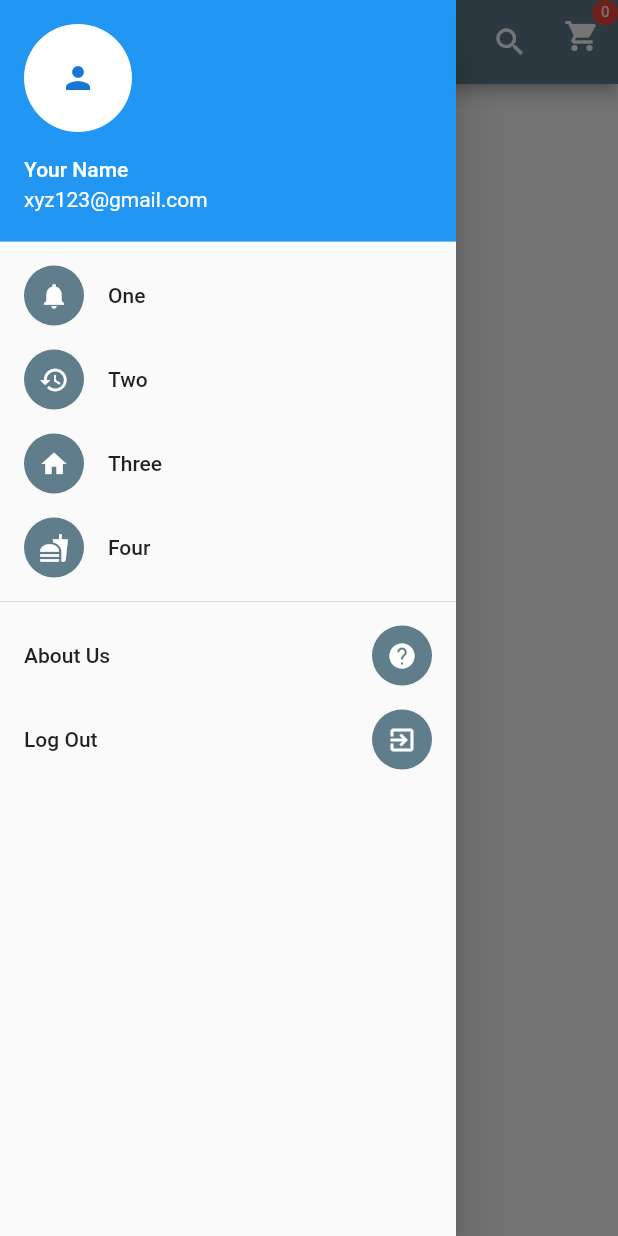
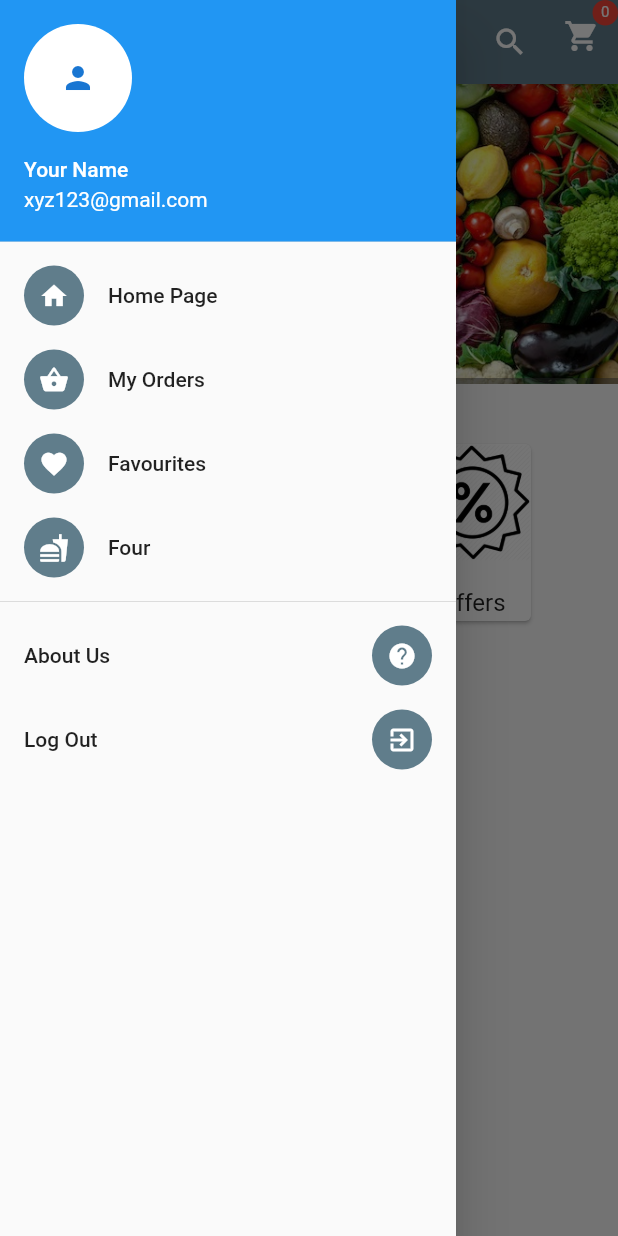
Before and after one commit to shaurya2703/vendygo, a Flutter app: the screen it shows after launch, with the side drawer open, on a phone screen of 412 x 824 dp. Run offline on Flutter 3.47's test engine with Material 2 defaults, Android fonts, the phone set to English and light mode, and no system bars; drawn by our look-alikes of carousel_pro.

Commit message:
Added image carousel and horizontal list view

```diff
--- a/lib/cart.dart
+++ b/lib/cart.dart
@@ -14,7 +14,6 @@ class _CartState extends State<Cart> {
         ),
         body: Center(
           child: Text('Cart'),
-        )
-        );
+        ));
   }
 }
--- /dev/null
+++ b/lib/components/horizontalListView.dart
@@ -0,0 +1,47 @@
+import 'package:flutter/material.dart';
+
+class HorizontalList extends StatelessWidget {
+  @override
+  Widget build(BuildContext context) {
+    return Container(
+      height: 130.0,
+      child: ListView(
+        scrollDirection: Axis.horizontal,
+        children: <Widget>[
+          Category(imageLocation: 'assets/f2.jpg', imageTitle:'Fruits'),
+          Category(imageLocation: 'assets/vg2.jpg',imageTitle: 'Veggies',),
+          Category(imageLocation: 'assets/top.png',imageTitle: 'Top',),
+          Category(imageLocation: 'assets/offers.png',imageTitle: 'Offers',),
+          // Category(imageLocation: 'assets/v1.jpg',imageTitle: 'Veggies',),
+        ],
+      ),
+    );
+  }
+}
+
+class Category extends StatelessWidget {
+  final String imageLocation;
+  final String imageTitle;
+
+  Category({this.imageLocation,this.imageTitle});
+
+  @override
+  Widget build(BuildContext context) {
+    return
+    Container(
+      padding: EdgeInsets.all(2.0),
+      height: 90.0,
+      width: 90.0,
+      child: Card(
+        child: Wrap(
+          children: <Widget>[
+            Image.asset(imageLocation),
+            ListTile(
+              title: Text(imageTitle,textAlign: TextAlign.center,),
+            )
+          ],
+        ),
+      )
+    );
+  }
+}
--- a/lib/homePage.dart
+++ b/lib/homePage.dart
@@ -1,4 +1,6 @@
 import 'package:flutter/material.dart';
+import 'package:carousel_pro/carousel_pro.dart';
+import './components/horizontalListView.dart';
 
 class HomePage extends StatefulWidget {
   @override
@@ -8,8 +10,31 @@ class HomePage extends StatefulWidget {
 class _HomePageState extends State<HomePage> {
   @override
   Widget build(BuildContext context) {
+    Widget imageCarousel = new Container(
+      height: 200.0,
+      child: Carousel(
+        boxFit: BoxFit.cover,
+        images: [
+          AssetImage('assets/fruits.jpg'),
+          AssetImage('assets/frutas.jpg'),
+          AssetImage('assets/indian-street-vendor.jpg')
+        ],
+        autoplay: true,
+        animationCurve: Curves.fastOutSlowIn,
+        autoplayDuration: Duration(milliseconds: 2500),
+        dotSize: 2.0,
+        indicatorBgPadding: 0.0,
+      ),
+    );
     return Container(
-
+      child: ListView(
+        children: <Widget>[
+          imageCarousel ,
+          new Padding(padding: EdgeInsets.all(9.0),),
+          new Text('Categories'),
+           HorizontalList()
+        ],
+      ),
     );
   }
 }
--- a/lib/sideDrawer.dart
+++ b/lib/sideDrawer.dart
@@ -17,36 +17,36 @@ class SideDraw extends StatelessWidget {
             leading: CircleAvatar(
               backgroundColor: Colors.blueGrey,
               child: Icon(
-                Icons.notifications,
+                Icons.home,
                 color: Colors.white,
                 size: 20.0,
               ),
             ),
-            title: Text('One'),
+            title: Text('Home Page'),
             onTap: (){},
           ),
           ListTile(
             leading: CircleAvatar(
               backgroundColor: Colors.blueGrey,
               child: Icon(
-                Icons.history,
+                Icons.shopping_basket,
                 color: Colors.white,
                 size: 20.0,
               ),
             ),
-            title: Text('Two'),
+            title: Text('My Orders'),
             onTap: (){},
           ),
           ListTile(
             leading: CircleAvatar(
               backgroundColor: Colors.blueGrey,
               child: Icon(
-                Icons.home,
+                Icons.favorite,
                 color: Colors.white,
                 size: 20.0,
               ),
             ),
-            title: Text('Three'),
+            title: Text('Favourites'),
             onTap: (){},
           ),
           ListTile(
--- /dev/null
+++ b/lib/vendorList.dart
@@ -0,0 +1,9 @@
+import 'package:flutter/material.dart';
+
+class VendorList extends StatelessWidget{
+  @override
+  Widget build(BuildContext context) {
+    // TODO: implement build
+    return null;
+  }
+}
--- /dev/null
+++ b/lib/vendorPage.dart
@@ -0,0 +1,9 @@
+import 'package:flutter/material.dart';
+
+class VendorPage extends StatelessWidget{
+  @override
+  Widget build(BuildContext context) {
+    // TODO: implement build
+    return null;
+  }
+}
```
Also changed, not shown: lib/main.dart (+7 -3 lines), pubspec.yaml (+11 -3 lines), assets/f1.jpg (added), assets/f2.jpg (added), assets/fruits.jpg (added), assets/frutas.jpg (added), assets/indian-street-vendor.jpg (added), assets/offers.png (added), assets/top.png (added), assets/v1.jpg (added), assets/vg.jpg (added), assets/vg2.jpg (added), pubspec.lock, 1 other file.
